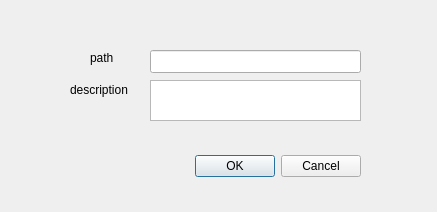
Qt form mslib/msui/ui/ui_add_project.ui (Open-MSS/MSS) before a commit.
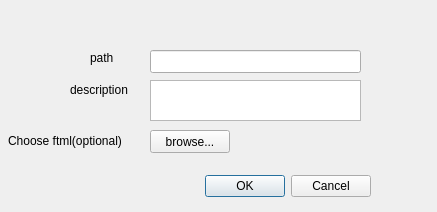
The same form after that commit.

Diff of the .ui file:
```diff
--- a/mslib/msui/ui/ui_add_project.ui
+++ b/mslib/msui/ui/ui_add_project.ui
@@ -16,8 +16,8 @@
   <widget class="QDialogButtonBox" name="buttonBox">
    <property name="geometry">
     <rect>
-     <x>60</x>
-     <y>150</y>
+     <x>70</x>
+     <y>170</y>
      <width>301</width>
      <height>32</height>
     </rect>
@@ -75,6 +75,45 @@
     </rect>
    </property>
   </widget>
+  <widget class="QPushButton" name="browse">
+   <property name="geometry">
+    <rect>
+     <x>150</x>
+     <y>130</y>
+     <width>80</width>
+     <height>23</height>
+    </rect>
+   </property>
+   <property name="text">
+    <string>browse...</string>
+   </property>
+  </widget>
+  <widget class="QLabel" name="selectedFile">
+   <property name="geometry">
+    <rect>
+     <x>240</x>
+     <y>130</y>
+     <width>59</width>
+     <height>21</height>
+    </rect>
+   </property>
+   <property name="text">
+    <string/>
+   </property>
+  </widget>
+  <widget class="QLabel" name="label_3">
+   <property name="geometry">
+    <rect>
+     <x>8</x>
+     <y>130</y>
+     <width>131</width>
+     <height>21</height>
+    </rect>
+   </property>
+   <property name="text">
+    <string>Choose ftml(optional)</string>
+   </property>
+  </widget>
  </widget>
  <resources/>
  <connections>
```
